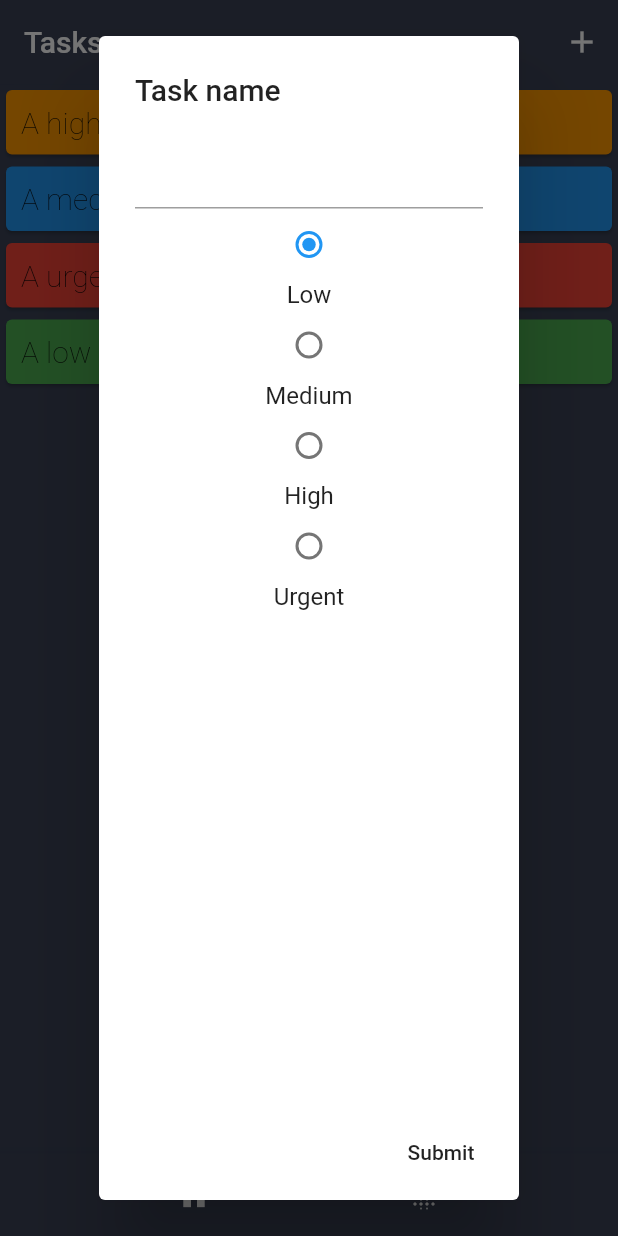
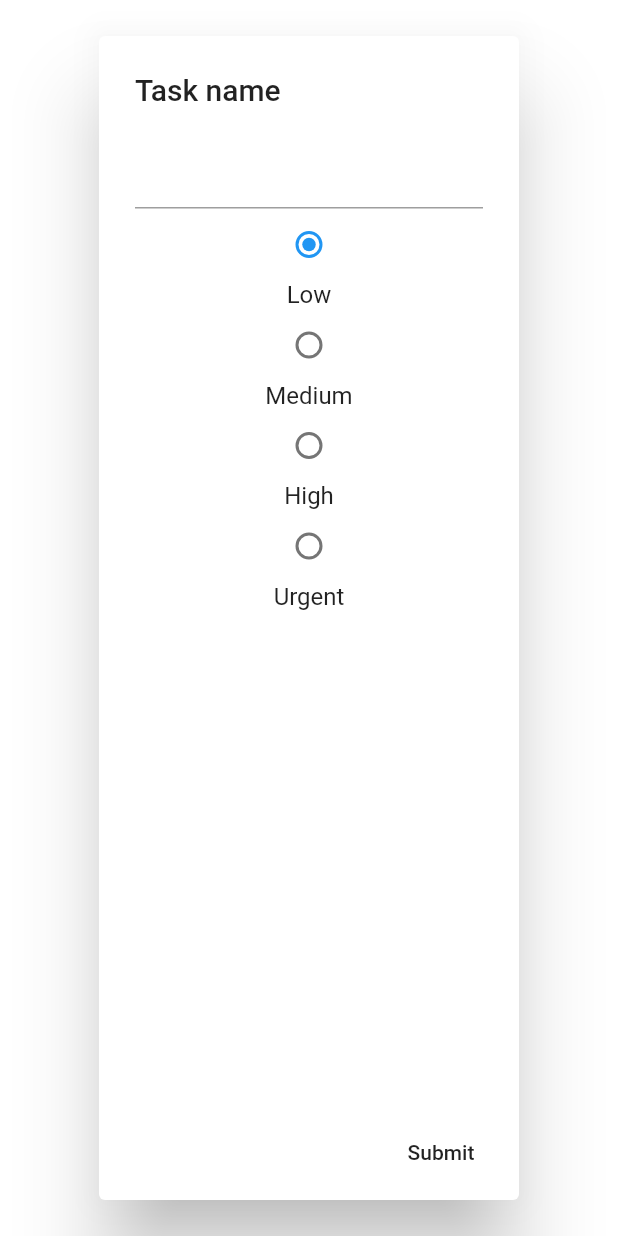
Before and after one commit to tech0rca/prioritizing_app, a Flutter app: the screen it shows after launch, after a tap on the "add" icon, on a phone screen of 412 x 824 dp. Run offline on Flutter 3.47's test engine with Material 2 defaults, Android fonts, the phone set to English and light mode, and no system bars.

Commit message:
*wrapped widget with appbuilder to redraw after update, *added singleton pattern data service, *added list ordering by priority

```diff
--- /dev/null
+++ b/lib/data_service.dart
@@ -0,0 +1,22 @@
+import 'model/task.dart';
+
+class DataService {
+  static final DataService _instance = DataService._internal();
+
+  factory DataService() => _instance;
+  List<Task> taskList;
+
+  DataService._internal() {
+    taskList = [];
+  }
+
+  void addTask(task) {
+    taskList.add(task);
+  }
+
+  List<Task> getTaskList() {
+    taskList.sort((task1, task2) => task1.priority.index.compareTo(task2.priority.index));
+    taskList = taskList.reversed.toList();
+    return taskList;
+  }
+}
--- a/lib/list_page.dart
+++ b/lib/list_page.dart
@@ -1,29 +1,26 @@
 import 'package:flutter/cupertino.dart';
 import 'package:flutter/material.dart';
+import 'package:prioritizing_app/app_builder.dart';
 import 'package:prioritizing_app/custom_dialog.dart';
+import 'package:prioritizing_app/data_service.dart';
 import 'package:prioritizing_app/model/task.dart';
 
-class ListPage extends StatefulWidget {
-  ListPage({Key key, this.title}) : super(key: key);
+class ListPage extends StatelessWidget {
+  ListPage({Key key, this.task}) : super(key: key);
+  final Task task;
 
-  final String title;
-
-
+  DataService dataService = new DataService();
 
   @override
-  _ListPageState createState() => _ListPageState();
-}
-
-class _ListPageState extends State<ListPage> {
-  @override
   Widget build(BuildContext context) {
+    return AppBuilder(builder: (context) {
       return Scaffold(
         backgroundColor: Color.fromRGBO(58, 66, 86, 1.0),
         appBar: topAppBar(context),
-      body: BodyLayout(),
+        body: _taskListView(context, dataService.getTaskList()),
         bottomNavigationBar: makeBottom,
       );
-  }
+    });
   }
 
   Widget topAppBar(BuildContext context) {
@@ -34,17 +31,16 @@ Widget topAppBar(BuildContext context) {
       actions: <Widget>[
         IconButton(
             icon: Icon(Icons.add),
-          onPressed: () {
-            showDialog(
-              context: context,
-              builder: (_) => new CustomDialog(),
+            onPressed: () async {
+              final result = await Navigator.push(
+                context,
+                MaterialPageRoute(builder: (context) => CustomDialog()),
               );
+              AppBuilder.of(context).rebuild();
             })
       ],
     );
   }
-
-
 
   final makeBottom = Container(
     height: 55.0,
@@ -66,36 +62,7 @@ final makeBottom = Container(
     ),
   );
 
-class BodyLayout extends StatelessWidget {
-  @override
-  Widget build(BuildContext context) {
-    return _taskListView(context);
-  }
-}
-
-Widget _taskListView(BuildContext context) {
-  final List<Task> taskList = [];
-  Task task4 = new Task(
-      taskName: 'A low priority task',
-      dueDate: DateTime.now(),
-      priority: Priority.low);
-  Task task1 = new Task(
-      taskName: 'A high priority task',
-      dueDate: DateTime.now(),
-      priority: Priority.high);
-  Task task2 = new Task(
-      taskName: 'A medium priorty task2',
-      dueDate: DateTime.now(),
-      priority: Priority.medium);
-  Task task3 = new Task(
-      taskName: 'A urgent tasktask3',
-      dueDate: DateTime.now(),
-      priority: Priority.urgent);
-  taskList.add(task1);
-  taskList.add(task2);
-  taskList.add(task3);
-  taskList.add(task4);
-
+  Widget _taskListView(BuildContext context, List<Task> taskList) {
     return ListView.builder(
       itemBuilder: (context, index) {
         return Card(
@@ -118,3 +85,4 @@ Widget _taskListView(BuildContext context) {
       itemCount: taskList.length,
     );
   }
+}
--- a/lib/main.dart
+++ b/lib/main.dart
@@ -13,7 +13,7 @@ class MyApp extends StatelessWidget {
         primaryColor: Color.fromRGBO(58, 66, 86, 1.0),
         primarySwatch: Colors.blue,
       ),
-      home: ListPage(title: 'Tasks'),
+      home: ListPage(),
     );
   }
 }
```
Also changed, not shown: lib/app_builder.dart (added, +28 -0 lines), lib/custom_dialog.dart (+10 -1 lines). Lines whose indentation alone changed are shown as unchanged.
